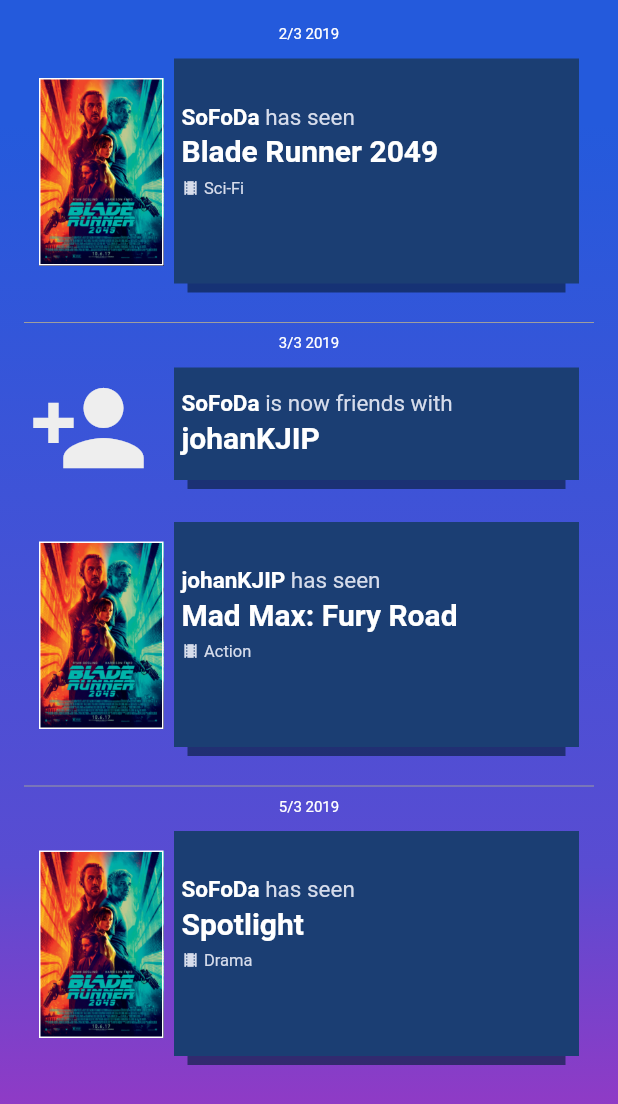
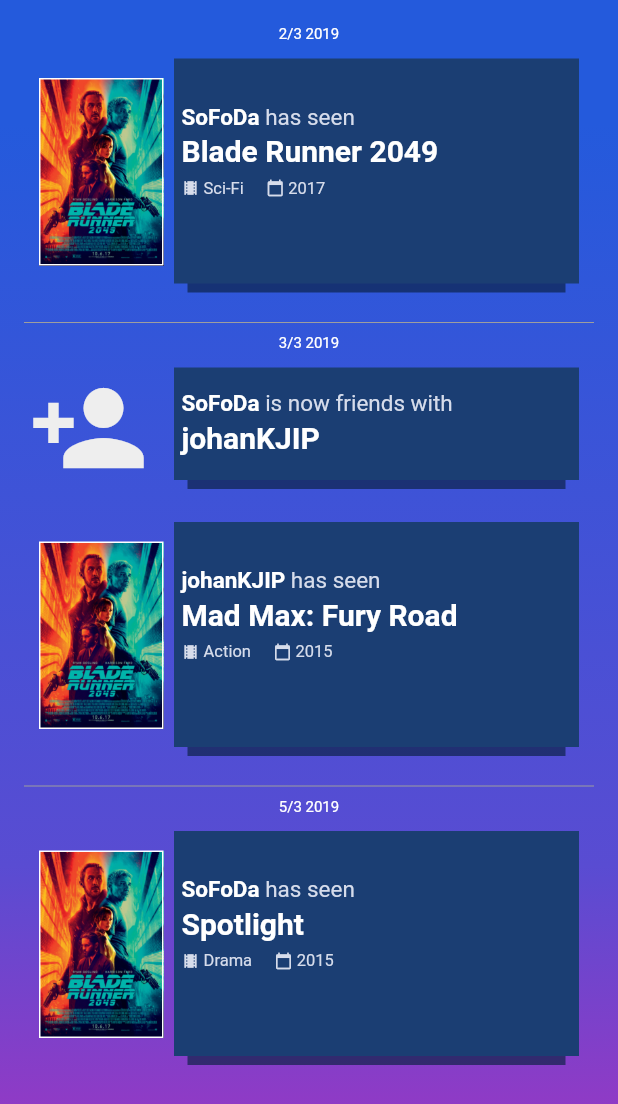
Before and after one commit to SoFoDa/MovieListApplication, a Flutter app: the Home screen opened directly, on a phone screen of 412 x 824 dp. Shown: the top 1104 px of the screen. Run offline on Flutter 3.47's test engine with Material 2 defaults, Android fonts, the light colour scheme and no system bars.

Commit message:
added movie release year

```diff
--- a/public/lib/models/activity.dart
+++ b/public/lib/models/activity.dart
@@ -19,12 +19,14 @@
   final String _type;
   final String _movieName;
   final String _genre;
+  final String _releaseYear;
 
-  ActivityMovie(this._type, this._movieName, this._genre);
+  ActivityMovie(this._type, this._movieName, this._genre, this._releaseYear);
 
   String get type => _type;
   String get movieName => _movieName;
   String get genre => _genre;
+  String get releaseYear => _releaseYear;
 }
 
 class ActivityFriend {
--- a/public/lib/views/home.view.dart
+++ b/public/lib/views/home.view.dart
@@ -12,10 +12,10 @@
 
   // static example data
   List<Activity> activities = [
-    new Activity('SoFoDa', 'movie', '2/3 2019', new ActivityMovie('Seen', 'Blade Runner 2049', 'Sci-Fi '), null),
+    new Activity('SoFoDa', 'movie', '2/3 2019', new ActivityMovie('Seen', 'Blade Runner 2049', 'Sci-Fi', '2017'), null),
     new Activity('SoFoDa', 'friend', '3/3 2019', null, ActivityFriend('johanKJIP')),
-    new Activity('johanKJIP', 'movie', '3/3 2019', new ActivityMovie('Seen', 'Mad Max: Fury Road', 'Action'), null),
-    new Activity('SoFoDa', 'movie', '5/3 2019', new ActivityMovie('Seen', 'Spotlight', 'Drama'), null),
+    new Activity('johanKJIP', 'movie', '3/3 2019', new ActivityMovie('Seen', 'Mad Max: Fury Road', 'Action', '2015'), null),
+    new Activity('SoFoDa', 'movie', '5/3 2019', new ActivityMovie('Seen', 'Spotlight', 'Drama', '2015'), null),
   ];
 
   // debug example
--- a/public/lib/widgets/activity_card.dart
+++ b/public/lib/widgets/activity_card.dart
@@ -2,6 +2,8 @@
 import 'package:public/models/activity.dart';
 
 class ActivityCard extends StatelessWidget {
+  final double _MOVIE_TOP = 30;
+  final double _FRIEND_TOP = 15;
   Activity activity;
 
   ActivityCard(this.activity){
@@ -70,7 +72,7 @@
           ),
           // Username
           Positioned(
-            top: (activity.type == 'movie' ? 30 : 15),
+            top: (activity.type == 'movie' ? _MOVIE_TOP : _FRIEND_TOP),
             left:105,
             child: RichText(
               text: TextSpan(
@@ -94,7 +96,7 @@
           ),
           // activity name
           Positioned(
-            top: (activity.type == 'movie' ? 50 : 35),
+            top: (activity.type == 'movie' ? _MOVIE_TOP + 20 : _FRIEND_TOP + 20),
             left:105,
             child: Text(
               (activity.type == 'movie' ? '${activity.activityMovie.movieName}' : '${activity.activityFriend.friendUsername}'),
@@ -105,31 +107,50 @@
               ),
             ),
           ),
+          // movie information
           Positioned(
-            top: 80,
+            top: _MOVIE_TOP + 50,
             left:105,
             child: Opacity(
               opacity: (activity.type == 'movie' ? 1.0 : 0.0),
-              child: Icon(
+              child: Row(
+                children: <Widget>[
+                  // genre icon
+                  Icon(
                     Icons.theaters,
                     color: Color(0xFFd6dceb),
-                size: 12),
+                    size: 12
                   ),
-          ),
-          Positioned(
-            top: 80,
-            left:120,
-            child: Opacity(
-              opacity: (activity.type == 'movie' ? 1.0 : 0.0),
-              child: Text(
-                (activity.type == 'movie' ? '${activity.activityMovie.genre}' : ''),
+                  // genre
+                  Text(
+                    (activity.type == 'movie' ? ' ${activity.activityMovie.genre}' : ' '),
                     style: TextStyle(
                       color: Color(0xFFd6dceb),
                       fontSize: 11,
                     )
                   ),
+                  // release year icon
+                  Container(
+                    margin:EdgeInsets.only(left: 15),
+                    child: Icon(
+                      Icons.calendar_today,
+                      color: Color(0xFFd6dceb),
+                      size: 12
                     ),
                   ),
+                  // release year
+                  Text(
+                    (activity.type == 'movie' ? ' ${activity.activityMovie.releaseYear}' : ' '),
+                    style: TextStyle(
+                      color: Color(0xFFd6dceb),
+                      fontSize: 11,
+                    )
+                  ),
+                ],
+              ),
+            ),
+          ),
+          // genre text
         ],
       ),
     );
--- a/public/pubspec.yaml
+++ b/public/pubspec.yaml
@@ -20,6 +20,7 @@
   # Use with the CupertinoIcons class for iOS style icons.
   cupertino_icons: ^0.1.2
   http: any
+  web_socket_channel: any
 
 dev_dependencies:
   flutter_test:
```
Lines whose indentation alone changed are shown as unchanged.
